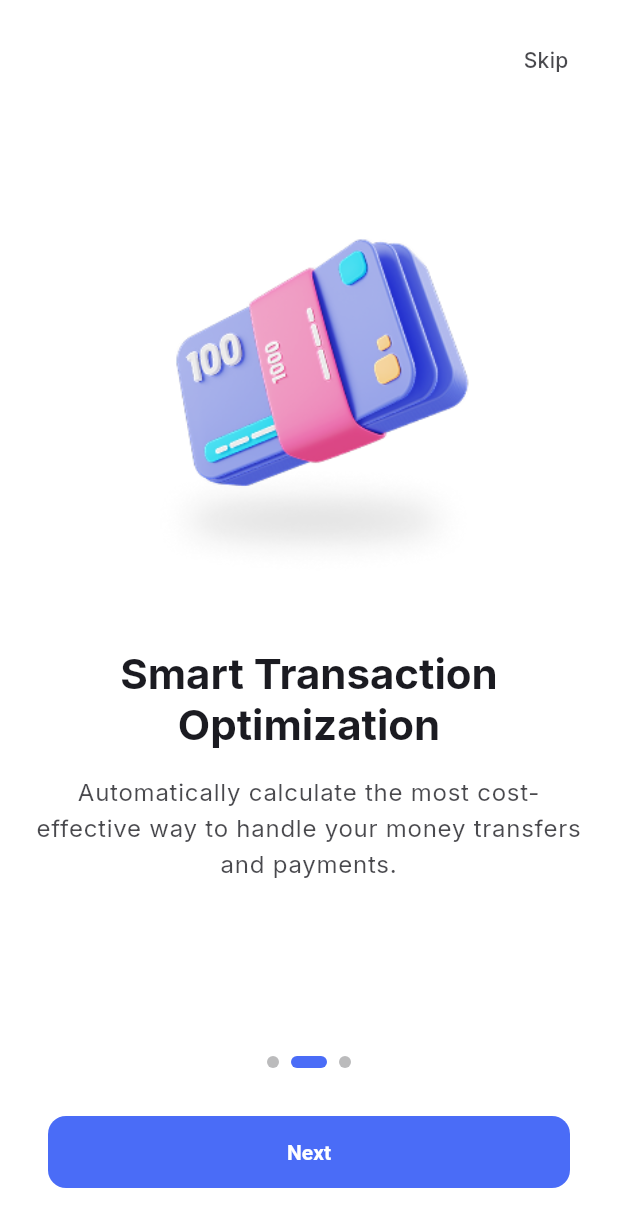
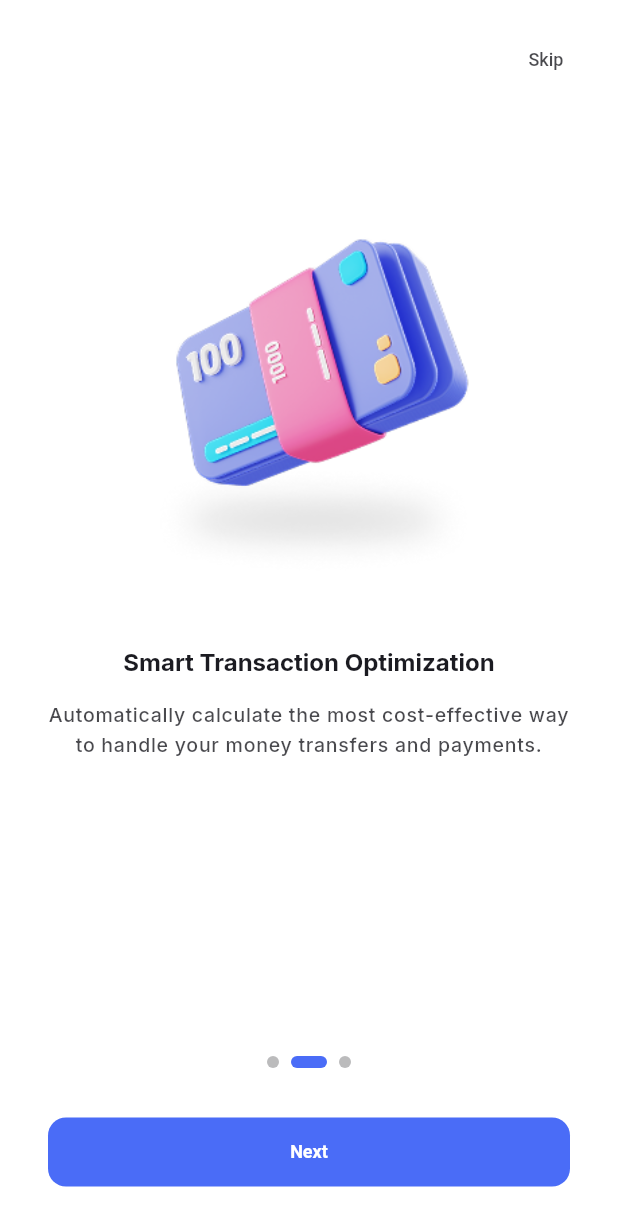
Before and after one commit to elsycharles/feezer, a Flutter app: the screen it shows after launch, swiped to page 2, on a phone screen of 412 x 824 dp. Shown: the top 1227 px of the screen. Run offline on Flutter 3.47's test engine with Material 3 defaults, Android fonts, the phone set to English and light mode, and no system bars; our stand-ins replace csv, file_picker, flutter_svg, shared_preferences, sqflite; accounts and stored records are empty.

Commit message:
debug (design) : size problem

```diff
--- a/lib/main.dart
+++ b/lib/main.dart
@@ -124,7 +124,9 @@ class MyApp extends StatelessWidget {
       ],
       child: Consumer3<ThemeProvider, LocaleProvider, CurrencyProvider>(
         builder: (context, themeProvider, localeProvider, currencyProvider, child) {
-          return MaterialApp(
+          return MediaQuery(
+            data: MediaQuery.of(context).copyWith(textScaleFactor: 1.0),
+            child: MaterialApp(
               title: ConstantUtil.appName,
               routes: routes,
               onGenerateRoute: onGenerateRoute,
@@ -140,6 +142,7 @@ class MyApp extends StatelessWidget {
                 FallbackCupertinoLocalizationsDelegate(),
               ],
               supportedLocales: AppLocalizations.supportedLocales,
+            ),
           );
         },
       ),
--- a/lib/screen/onboarding/onboarding_screen.dart
+++ b/lib/screen/onboarding/onboarding_screen.dart
@@ -101,7 +101,7 @@ class _OnboardingScreenState extends State<OnboardingScreen> {
                   ),
                   child: Text(
                     AppLocalizations.of(context).skip,
-                    style: theme.textTheme.bodyMedium?.copyWith(
+                    style: ThemeUtil.bodyMedium.copyWith(
                       color: theme.colorScheme.onSurface.withValues(
                         alpha: ThemeUtil.onboardingTextSecondaryOpacity,
                       ),
--- a/lib/screen/settings/settings_screen.dart
+++ b/lib/screen/settings/settings_screen.dart
@@ -1,5 +1,6 @@
 import 'package:flutter/material.dart';
 import 'package:provider/provider.dart';
+import '../../util/theme_util.dart';
 import '../../util/preference_util.dart';
 import '../../util/navigation_util.dart';
 import '../../widget/app_bar.dart' as custom;
@@ -162,13 +163,13 @@ class SettingsScreen extends StatelessWidget {
         leading: Icon(icon, color: textColor ?? colorScheme.onSurface),
         title: Text(
           title,
-          style: theme.textTheme.bodyLarge?.copyWith(
+          style: ThemeUtil.bodyLarge.copyWith(
             color: textColor ?? colorScheme.onSurface,
           ),
         ),
         subtitle: Text(
           subtitle,
-          style: theme.textTheme.bodyMedium?.copyWith(
+          style: ThemeUtil.bodyMedium.copyWith(
             color: colorScheme.onSurfaceVariant,
           ),
         ),
--- a/lib/screen/settings/widget/currency_selection_modal.dart
+++ b/lib/screen/settings/widget/currency_selection_modal.dart
@@ -6,6 +6,7 @@ import '../../../widget/interactive_surface.dart';
 import '../../../l10n/app_localizations.dart';
 import '../../../util/database_util.dart';
 import '../../../util/constant_util.dart';
+import '../../../util/theme_util.dart';
 
 /// Currency selection modal with radio buttons
 class CurrencySelectionModal extends StatefulWidget {
@@ -90,7 +91,7 @@ class _CurrencySelectionModalState extends State<CurrencySelectionModal> {
               padding: const EdgeInsets.fromLTRB(24, 8, 24, 24),
               child: Text(
                 l10n.currencies,
-                style: theme.textTheme.headlineSmall?.copyWith(
+                style: ThemeUtil.titleMedium.copyWith(
                   fontWeight: FontWeight.w600,
                   color: colorScheme.onSurface,
                 ),
@@ -169,11 +170,10 @@ class _CurrencySelectionModalState extends State<CurrencySelectionModal> {
               const SizedBox(width: 16),
             ],
 
-            // Text
             Expanded(
               child: Text(
                 primaryText,
-                style: theme.textTheme.bodyLarge?.copyWith(
+                style: ThemeUtil.bodyLarge.copyWith(
                   color: isSelected
                       ? colorScheme.primary
                       : colorScheme.onSurface,
--- a/lib/util/theme_util.dart
+++ b/lib/util/theme_util.dart
@@ -35,75 +35,92 @@ class ThemeUtil {
   static const Color onboardingIllustrationBg = Color(0xFFFFFFFF);
   static const double onboardingIllustrationBgOpacity = 0.1;
 
+  // Font size constants - Small fixed sizes
+  static const double fontSizeDisplayLarge = 28;
+  static const double fontSizeDisplayMedium = 20;
+  static const double fontSizeTitleLarge = 20;
+  static const double fontSizeTitleMedium = 16;
+  static const double fontSizeTitleSmall = 14;
+  static const double fontSizeBodyLarge = 13;
+  static const double fontSizeBodyMedium = 12;
+  static const double fontSizeBodySmall = 11;
+  static const double fontSizeLabelLarge = 12;
+  static const double fontSizeLabelMedium = 11;
+  static const double fontSizeLabelSmall = 10;
+  static const double fontSizeCaption = 11;
+  static const double fontSizeAppBar = 15;
+  static const double fontSizeButton = 12;
+  static const double fontSizeTextButton = 11;
+
   // Text Styles - Optimized for smaller, more readable sizes
   static const TextStyle titleLarge = TextStyle(
-    fontSize: 24,
+    fontSize: ThemeUtil.fontSizeTitleLarge,
     fontWeight: FontWeight.bold,
     color: textPrimary,
   );
 
   static const TextStyle titleMedium = TextStyle(
-    fontSize: 18,
+    fontSize: ThemeUtil.fontSizeTitleMedium,
     fontWeight: FontWeight.w600,
     color: textPrimary,
   );
 
   static const TextStyle titleSmall = TextStyle(
-    fontSize: 16,
+    fontSize: ThemeUtil.fontSizeTitleSmall,
     fontWeight: FontWeight.w600,
     color: textPrimary,
   );
 
   static const TextStyle bodyLarge = TextStyle(
-    fontSize: 15,
+    fontSize: ThemeUtil.fontSizeBodyLarge,
     fontWeight: FontWeight.w500,
     color: textPrimary,
   );
 
   static const TextStyle bodyMedium = TextStyle(
-    fontSize: 14,
+    fontSize: ThemeUtil.fontSizeBodyMedium,
     fontWeight: FontWeight.normal,
     color: textPrimary,
   );
 
   static const TextStyle bodySmall = TextStyle(
-    fontSize: 13,
+    fontSize: ThemeUtil.fontSizeBodySmall,
     fontWeight: FontWeight.normal,
     color: textSecondary,
   );
 
   static const TextStyle labelLarge = TextStyle(
-    fontSize: 14,
+    fontSize: ThemeUtil.fontSizeLabelLarge,
     fontWeight: FontWeight.w600,
     color: textLight,
   );
 
   static const TextStyle labelMedium = TextStyle(
-    fontSize: 13,
+    fontSize: ThemeUtil.fontSizeLabelMedium,
     fontWeight: FontWeight.w500,
     color: textPrimary,
   );
 
   static const TextStyle labelSmall = TextStyle(
-    fontSize: 11,
+    fontSize: ThemeUtil.fontSizeLabelSmall,
     fontWeight: FontWeight.w500,
     color: textSecondary,
   );
 
   static const TextStyle displayLarge = TextStyle(
-    fontSize: 32,
+    fontSize: ThemeUtil.fontSizeDisplayLarge,
     fontWeight: FontWeight.bold,
     color: textLight,
   );
 
   static const TextStyle displayMedium = TextStyle(
-    fontSize: 24,
+    fontSize: ThemeUtil.fontSizeDisplayMedium,
     fontWeight: FontWeight.bold,
     color: textLight,
   );
 
   static const TextStyle captionLight = TextStyle(
-    fontSize: 13,
+    fontSize: ThemeUtil.fontSizeCaption,
     fontWeight: FontWeight.w300,
     color: textLight,
   );
@@ -128,7 +145,7 @@ class ThemeUtil {
         elevation: 0,
         centerTitle: true,
         titleTextStyle: TextStyle(
-          fontSize: 17,
+          fontSize: ThemeUtil.fontSizeAppBar,
           fontWeight: FontWeight.w600,
           color: textLight,
         ),
@@ -145,7 +162,7 @@ class ThemeUtil {
             const EdgeInsets.symmetric(horizontal: 20, vertical: 10),
           ),
           textStyle: WidgetStateProperty.all(
-            const TextStyle(fontSize: 14, fontWeight: FontWeight.w600),
+            const TextStyle(fontSize: ThemeUtil.fontSizeButton, fontWeight: FontWeight.w600),
           ),
           elevation: WidgetStateProperty.all(0),
           splashFactory: NoSplash.splashFactory,
@@ -159,7 +176,7 @@ class ThemeUtil {
             const EdgeInsets.symmetric(horizontal: 14, vertical: 7),
           ),
           textStyle: WidgetStateProperty.all(
-            const TextStyle(fontSize: 13, fontWeight: FontWeight.w500),
+            const TextStyle(fontSize: ThemeUtil.fontSizeTextButton, fontWeight: FontWeight.w500),
           ),
           splashFactory: NoSplash.splashFactory,
         ),
@@ -175,7 +192,7 @@ class ThemeUtil {
             const EdgeInsets.symmetric(horizontal: 20, vertical: 10),
           ),
           textStyle: WidgetStateProperty.all(
-            const TextStyle(fontSize: 14, fontWeight: FontWeight.w600),
+            const TextStyle(fontSize: ThemeUtil.fontSizeButton, fontWeight: FontWeight.w600),
           ),
           shape: WidgetStateProperty.all(
             RoundedRectangleBorder(borderRadius: BorderRadius.circular(12)),
@@ -206,6 +223,23 @@ class ThemeUtil {
         ),
         labelStyle: const TextStyle(color: textSecondary),
         hintStyle: const TextStyle(color: textSecondary),
+      ),
+      textTheme: TextTheme(
+        displayLarge: titleLarge,
+        displayMedium: displayMedium,
+        displaySmall: displayMedium,
+        headlineLarge: titleLarge,
+        headlineMedium: titleMedium,
+        headlineSmall: titleSmall,
+        titleLarge: titleLarge,
+        titleMedium: titleMedium,
+        titleSmall: titleSmall,
+        bodyLarge: bodyLarge,
+        bodyMedium: bodyMedium,
+        bodySmall: bodySmall,
+        labelLarge: labelLarge,
+        labelMedium: labelMedium,
+        labelSmall: labelSmall,
       ),
     );
   }
@@ -258,7 +292,7 @@ class ThemeUtil {
         elevation: 0,
         centerTitle: true,
         titleTextStyle: TextStyle(
-          fontSize: 17,
+          fontSize: ThemeUtil.fontSizeAppBar,
           fontWeight: FontWeight.w600,
           color: textLight,
         ),
@@ -275,7 +309,7 @@ class ThemeUtil {
             const EdgeInsets.symmetric(horizontal: 20, vertical: 10),
           ),
           textStyle: WidgetStateProperty.all(
-            const TextStyle(fontSize: 14, fontWeight: FontWeight.w600),
+            const TextStyle(fontSize: ThemeUtil.fontSizeButton, fontWeight: FontWeight.w600),
           ),
           elevation: WidgetStateProperty.all(0),
           splashFactory: NoSplash.splashFactory,
@@ -313,7 +347,7 @@ class ThemeUtil {
             const EdgeInsets.symmetric(horizontal: 14, vertical: 7),
           ),
           textStyle: WidgetStateProperty.all(
-            const TextStyle(fontSize: 13, fontWeight: FontWeight.w500),
+            const TextStyle(fontSize: ThemeUtil.fontSizeTextButton, fontWeight: FontWeight.w500),
           ),
           splashFactory: NoSplash.splashFactory,
         ),
@@ -329,13 +363,30 @@ class ThemeUtil {
             const EdgeInsets.symmetric(horizontal: 20, vertical: 10),
           ),
           textStyle: WidgetStateProperty.all(
-            const TextStyle(fontSize: 14, fontWeight: FontWeight.w600),
+            const TextStyle(fontSize: ThemeUtil.fontSizeButton, fontWeight: FontWeight.w600),
           ),
           shape: WidgetStateProperty.all(
             RoundedRectangleBorder(borderRadius: BorderRadius.circular(12)),
           ),
           splashFactory: NoSplash.splashFactory,
         ),
+      ),
+      textTheme: TextTheme(
+        displayLarge: titleLarge,
+        displayMedium: displayMedium,
+        displaySmall: displayMedium,
+        headlineLarge: titleLarge,
+        headlineMedium: titleMedium,
+        headlineSmall: titleSmall,
+        titleLarge: titleLarge,
+        titleMedium: titleMedium,
+        titleSmall: titleSmall,
+        bodyLarge: bodyLarge,
+        bodyMedium: bodyMedium,
+        bodySmall: bodySmall,
+        labelLarge: labelLarge,
+        labelMedium: labelMedium,
+        labelSmall: labelSmall,
       ),
     );
   }
```
Also changed, not shown: lib/screen/optimize_fee/widget/amount_input_widget.dart (+3 -11 lines), lib/screen/optimize_fee/widget/transaction_input_widget.dart (+2 -7 lines), lib/screen/provider_detail/provider_detail_screen.dart (+4 -4 lines), lib/screen/provider_detail/widget/fee_interval_edit_bottom_sheet.dart (+4 -3 lines), lib/screen/settings/csv_management_screen.dart (+6 -6 lines). Lines whose indentation alone changed are shown as unchanged.
